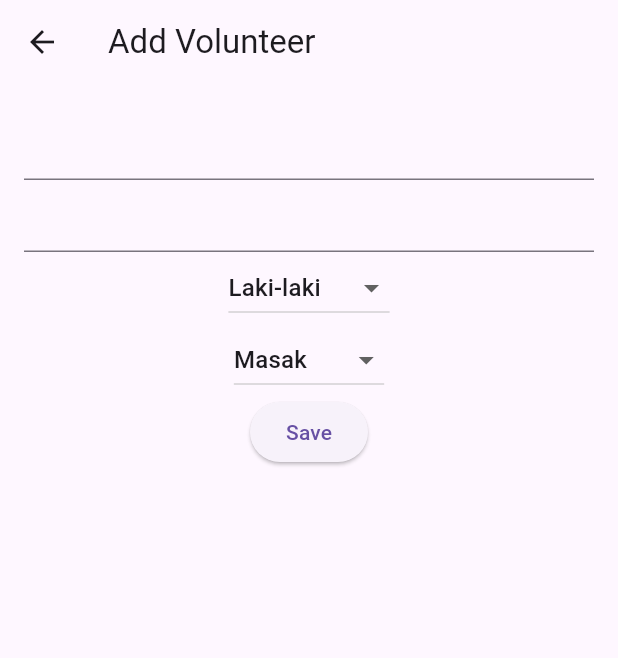
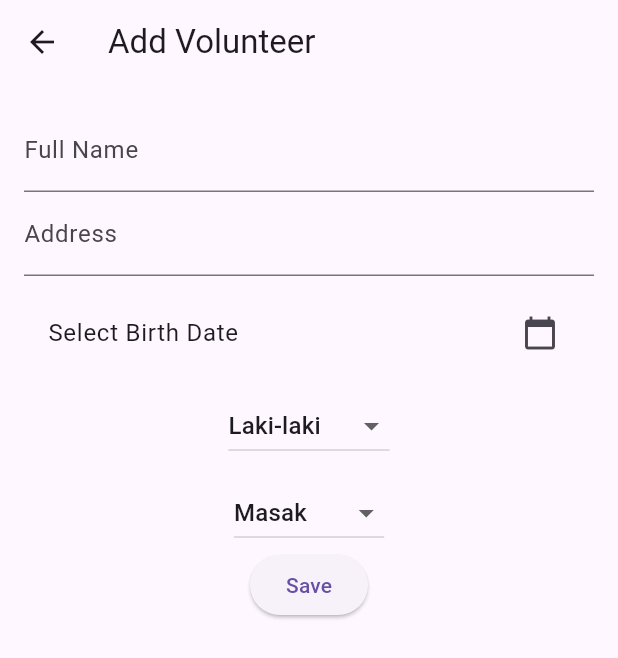
Before and after one commit to hanafiprasyah/mbgtd, a Flutter app: the VolunteerListPage screen opened by its route, after a tap on the "add" icon, on a phone screen of 412 x 824 dp. Shown: the top 658 px of the screen. Run offline on Flutter 3.47's test engine with Material 3 defaults, Android fonts, the phone set to English and light mode, and no system bars; our stand-ins replace cloud_firestore, equatable, firebase_auth, firebase_core, flutter_bloc, flutter_secure_storage; accounts and stored records are empty.

Commit message:
pref: Volunteer CRUD feature improvement

```diff
--- a/lib/app.dart
+++ b/lib/app.dart
@@ -32,9 +32,10 @@ class MyApp extends StatelessWidget {
           ),
         ],
         child: MaterialApp(
+          initialRoute: '/',
+          onGenerateRoute: AppRoutes.generateRoute,
           debugShowCheckedModeBanner: false,
           home: const AuthGate(),
-          onGenerateRoute: AppRoutes.generateRoute,
         ),
       ),
     );
--- a/lib/core/routes.dart
+++ b/lib/core/routes.dart
@@ -1,22 +1,29 @@
 import 'package:flutter/material.dart';
+import 'package:mbg_test/app.dart';
+import 'package:mbg_test/features/volunteer/presentation/pages/volunteer_detail_page.dart';
 import 'package:mbg_test/features/volunteer/presentation/pages/volunteer_form_page.dart';
 import 'package:mbg_test/features/volunteer/presentation/pages/volunteer_list_page.dart';
-import '../presentation/screens/login_screen.dart';
 import '../presentation/screens/home_screen.dart';
 
 class AppRoutes {
   static Route generateRoute(RouteSettings settings) {
     switch (settings.name) {
       case '/':
-        return MaterialPageRoute(builder: (_) => const LoginScreen());
+        return MaterialPageRoute(builder: (_) => const AuthGate());
       case '/home':
         return MaterialPageRoute(builder: (_) => const HomeScreen());
       case '/volunteers':
         return MaterialPageRoute(builder: (_) => const VolunteerListPage());
       case '/volunteer-add':
-        return MaterialPageRoute(builder: (_) => const VolunteerFormPage());
-      // case '/volunteers-detail':
-      //   return MaterialPageRoute(builder: (_) => const VolunteerDetailPage());
+        return MaterialPageRoute(
+          builder: (_) => const VolunteerFormPage(),
+          settings: settings,
+        );
+      case '/volunteer-detail':
+        return MaterialPageRoute(
+          builder: (_) => const VolunteerDetailPage(),
+          settings: settings,
+        );
       default:
         return MaterialPageRoute(
           builder: (_) => const Scaffold(body: Center(child: Text('404'))),
--- a/lib/features/volunteer/data/models/volunteer_model.dart
+++ b/lib/features/volunteer/data/models/volunteer_model.dart
@@ -40,4 +40,22 @@ class Volunteer {
       'createdAt': FieldValue.serverTimestamp(),
     };
   }
+
+  Volunteer copyWith({
+    String? id,
+    String? namaLengkap,
+    DateTime? tanggalLahir,
+    String? alamat,
+    String? jenisKelamin,
+    String? tim,
+  }) {
+    return Volunteer(
+      id: id ?? this.id,
+      namaLengkap: namaLengkap ?? this.namaLengkap,
+      tanggalLahir: tanggalLahir ?? this.tanggalLahir,
+      alamat: alamat ?? this.alamat,
+      jenisKelamin: jenisKelamin ?? this.jenisKelamin,
+      tim: tim ?? this.tim,
+    );
+  }
 }
--- a/lib/features/volunteer/presentation/pages/volunteer_form_page.dart
+++ b/lib/features/volunteer/presentation/pages/volunteer_form_page.dart
@@ -1,5 +1,6 @@
 import 'package:flutter/material.dart';
 import 'package:flutter_bloc/flutter_bloc.dart';
+import 'package:intl/intl.dart';
 import '../../bloc/volunteer_bloc.dart';
 import '../../bloc/volunteer_event.dart';
 import '../../data/models/volunteer_model.dart';
@@ -15,21 +16,112 @@ class _VolunteerFormPageState extends State<VolunteerFormPage> {
   final namaController = TextEditingController();
   final alamatController = TextEditingController();
 
+  DateTime? selectedDate;
+
+  Volunteer? existing;
+
   String gender = 'Laki-laki';
   String tim = 'Masak';
 
   @override
-  Widget build(BuildContext context) {
+  void didChangeDependencies() {
+    super.didChangeDependencies();
+
+    existing = ModalRoute.of(context)?.settings.arguments as Volunteer?;
+
+    if (existing != null && namaController.text.isEmpty) {
+      namaController.text = existing!.namaLengkap;
+      alamatController.text = existing!.alamat;
+      gender = existing!.jenisKelamin;
+      tim = existing!.tim;
+      selectedDate = existing!.tanggalLahir;
+    }
+  }
+
+  Future<void> pickDate() async {
+    final picked = await showDatePicker(
+      context: context,
+      initialDate: selectedDate ?? existing?.tanggalLahir ?? DateTime(2000),
+      firstDate: DateTime(1950),
+      lastDate: DateTime.now(),
+    );
+
+    if (picked != null) {
+      setState(() => selectedDate = picked);
+    }
+  }
+
+  void save() {
+    if (selectedDate == null) {
+      ScaffoldMessenger.of(context).showSnackBar(
+        const SnackBar(content: Text('Tanggal lahir wajib dipilih')),
+      );
+
+      return;
+    }
+
+    final volunteer = Volunteer(
+      id: existing?.id ?? '',
+
+      namaLengkap: namaController.text,
+
+      tanggalLahir: selectedDate!,
+
+      alamat: alamatController.text,
+
+      jenisKelamin: gender,
+
+      tim: tim,
+    );
+
     final bloc = context.read<VolunteerBloc>();
 
+    if (existing == null) {
+      bloc.add(AddVolunteer(volunteer));
+    } else {
+      bloc.add(UpdateVolunteer(volunteer));
+    }
+
+    Navigator.pushReplacementNamed(
+      context,
+      '/volunteer-detail',
+      arguments: volunteer,
+    );
+  }
+
+  @override
+  Widget build(BuildContext context) {
     return Scaffold(
-      appBar: AppBar(title: const Text('Add Volunteer')),
-      body: Padding(
+      appBar: AppBar(
+        title: Text(existing == null ? 'Add Volunteer' : 'Edit Volunteer'),
+      ),
+      body: SingleChildScrollView(
         padding: const EdgeInsets.all(16),
         child: Column(
           children: [
-            TextField(controller: namaController),
-            TextField(controller: alamatController),
+            TextField(
+              controller: namaController,
+              decoration: const InputDecoration(labelText: 'Full Name'),
+            ),
+
+            TextField(
+              controller: alamatController,
+              decoration: const InputDecoration(labelText: 'Address'),
+            ),
+
+            const SizedBox(height: 10),
+
+            ListTile(
+              title: Text(
+                selectedDate == null
+                    ? 'Select Birth Date'
+                    : DateFormat('dd MMM yyyy').format(selectedDate!),
+              ),
+              trailing: const Icon(Icons.calendar_today),
+              onTap: pickDate,
+            ),
+
+            const SizedBox(height: 10),
 
             DropdownButton<String>(
               value: gender,
@@ -40,6 +132,8 @@ class _VolunteerFormPageState extends State<VolunteerFormPage> {
               onChanged: (val) => setState(() => gender = val!),
             ),
 
+            const SizedBox(height: 10),
+
             DropdownButton<String>(
               value: tim,
               items: [
@@ -49,27 +143,12 @@ class _VolunteerFormPageState extends State<VolunteerFormPage> {
                 'Packing',
                 'Pencucian',
                 'Satpam',
-                'Aslap',
+                'ASLAP',
               ].map((e) => DropdownMenuItem(value: e, child: Text(e))).toList(),
               onChanged: (val) => setState(() => tim = val!),
             ),
 
-            ElevatedButton(
-              onPressed: () {
-                final volunteer = Volunteer(
-                  id: '',
-                  namaLengkap: namaController.text,
-                  tanggalLahir: DateTime.now(),
-                  alamat: alamatController.text,
-                  jenisKelamin: gender,
-                  tim: tim,
-                );
-
-                bloc.add(AddVolunteer(volunteer));
-                Navigator.pop(context);
-              },
-              child: const Text('Save'),
-            ),
+            ElevatedButton(onPressed: save, child: const Text('Save')),
           ],
         ),
       ),
```
Also changed, not shown: lib/features/volunteer/presentation/pages/volunteer_detail_page.dart (+66 -0 lines), lib/features/volunteer/presentation/pages/volunteer_list_page.dart (+7 -0 lines).
